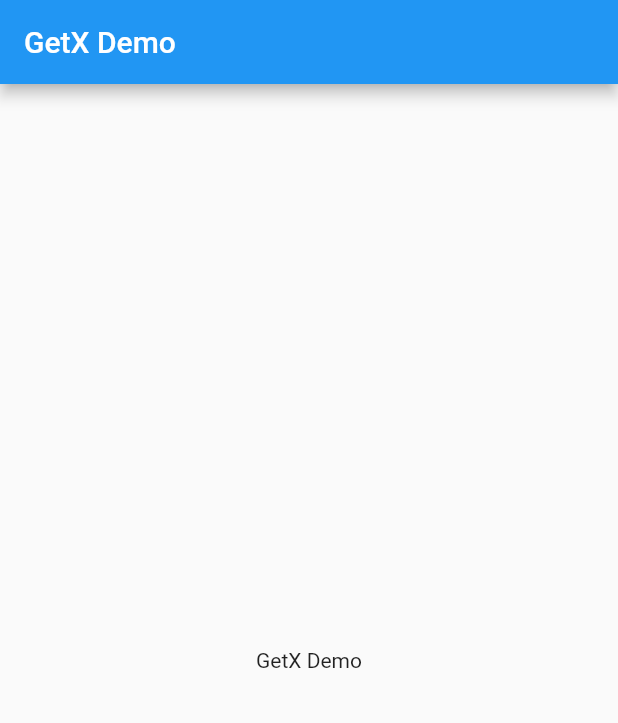
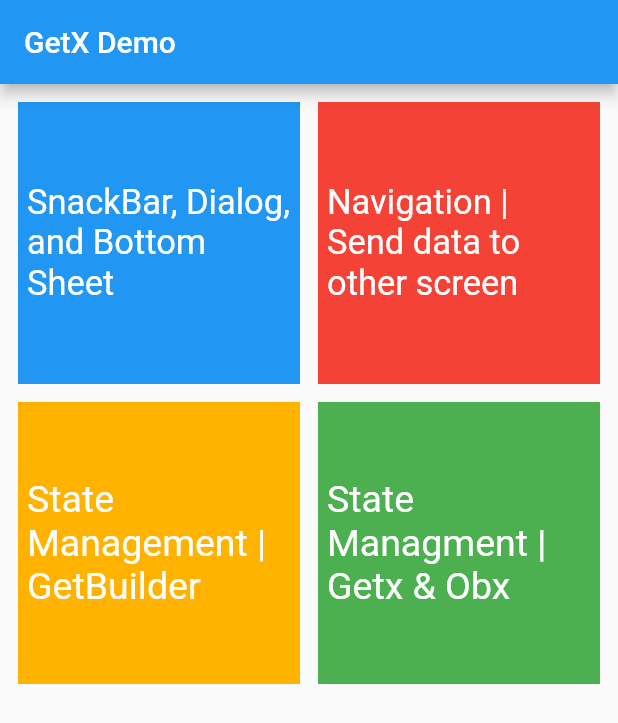
Before and after one commit to Alxbry28/practice-flutter-firebase, a Flutter app: the screen it shows after launch, on a phone screen of 412 x 824 dp. Shown: the top 723 px of the screen. Run offline on Flutter 3.47's test engine with Material 2 defaults, Android fonts, the phone set to English and light mode, and no system bars; our stand-ins replace get.

Commit message:
[lesson2_gdev] Get Navigation

```diff
--- a/lib/main.dart
+++ b/lib/main.dart
@@ -1,5 +1,7 @@
 import 'package:flutter/material.dart';
+import 'package:get/get.dart';
 import 'package:practicefirebase/pages/homepage.dart';
+import 'package:practicefirebase/pages/snackPage.dart';
 
 void main() {
   runApp(const MyApp());
@@ -11,21 +13,13 @@ class MyApp extends StatelessWidget {
   // This widget is the root of your application.
   @override
   Widget build(BuildContext context) {
-    return MaterialApp(
+    return GetMaterialApp(
       title: 'Flutter Demo',
       theme: ThemeData(
-        // This is the theme of your application.
-        //
-        // Try running your application with "flutter run". You'll see the
-        // application has a blue toolbar. Then, without quitting the app, try
-        // changing the primarySwatch below to Colors.green and then invoke
-        // "hot reload" (press "r" in the console where you ran "flutter run",
-        // or simply save your changes to "hot reload" in a Flutter IDE).
-        // Notice that the counter didn't reset back to zero; the application
-        // is not restarted.
         primarySwatch: Colors.blue,
       ),
       home: MyHomePage(),
+      // home: SnackPage(),
     );
   }
 }
--- a/lib/pages/homepage.dart
+++ b/lib/pages/homepage.dart
@@ -1,4 +1,7 @@
 import 'package:flutter/material.dart';
+import 'package:get/get.dart';
+import 'package:practicefirebase/pages/secondPage.dart';
+import 'package:practicefirebase/pages/snackPage.dart';
 
 class MyHomePage extends StatefulWidget {
   const MyHomePage({super.key});
@@ -17,10 +20,74 @@ class _MyHomePageState extends State<MyHomePage> {
         // the App.build method, and use it to set our appbar title.
         title: Text(title),
       ),
-      body: Center(
-        // Center is a layout widget. It takes a single child and positions it
-        // in the middle of the parent.
-        child: Text(title),
+      body: GridView.count(
+        padding: EdgeInsets.all(6),
+        crossAxisCount: 2,
+        children: [
+          GestureDetector(
+            onTap: () {
+              // Navigator.push(context,
+              //     MaterialPageRoute(builder: (context) => const SnackPage()));
+
+              Get.to(SnackPage());
+            },
+            child: Container(
+              margin: const EdgeInsets.all(6),
+              padding: const EdgeInsets.all(6),
+              color: Colors.blue,
+              child: const Center(
+                child: Text(
+                  "SnackBar, Dialog, and Bottom Sheet",
+                  style: TextStyle(color: Colors.white, fontSize: 23),
+                ),
+              ),
+            ),
+          ),
+          GestureDetector(
+            onTap: () {
+                 Get.to(SecondPage());
+            },
+            child: Container(
+              margin: EdgeInsets.all(6),
+              padding: EdgeInsets.all(6),
+              color: Colors.red,
+              child: Center(
+                child: Text(
+                  "Navigation | Send data to other screen",
+                  style: TextStyle(color: Colors.white, fontSize: 23),
+                ),
+              ),
+            ),
+          ),
+          GestureDetector(
+            onTap: () {},
+            child: Container(
+              margin: EdgeInsets.all(6),
+              padding: EdgeInsets.all(6),
+              color: Colors.amber[600],
+              child: const Center(
+                child: Text(
+                  "State Management | GetBuilder",
+                  style: TextStyle(color: Colors.white, fontSize: 25),
+                ),
+              ),
+            ),
+          ),
+          GestureDetector(
+            onTap: () {},
+            child: Container(
+              margin: EdgeInsets.all(6),
+              padding: EdgeInsets.all(6),
+              color: Colors.green,
+              child: const Center(
+                child: Text(
+                  "State Managment | Getx & Obx",
+                  style: TextStyle(color: Colors.white, fontSize: 25),
+                ),
+              ),
+            ),
+          ),
+        ],
       ),
     );
   }
```
Also changed, not shown: lib/pages/secondPage.dart (+14 -0 lines), lib/pages/snackPage.dart (+76 -0 lines).
